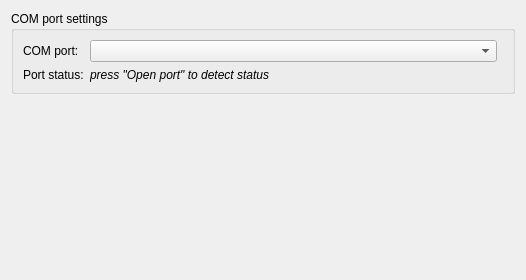
First picture: the form in gsmmanager/views/SettingsView.ui, repository a-ilin/wwaneric, before the edit.
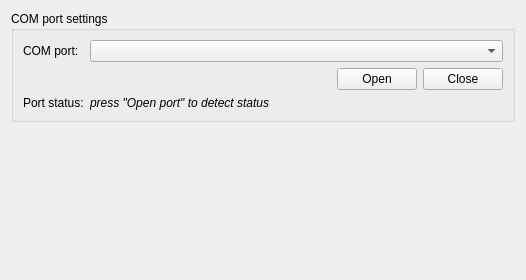
Second picture: the form after the edit.

```diff
--- a/gsmmanager/views/SettingsView.ui
+++ b/gsmmanager/views/SettingsView.ui
@@ -20,26 +20,35 @@
       <string>COM port settings</string>
      </property>
      <layout class="QGridLayout" name="gridLayout">
-      <item row="1" column="0">
+      <item row="0" column="0">
+       <widget class="QLabel" name="labelComPort">
+        <property name="text">
+         <string>COM port:</string>
+        </property>
+       </widget>
+      </item>
+      <item row="2" column="0">
        <widget class="QLabel" name="labelComPortStatusCaption">
         <property name="text">
          <string>Port status:</string>
         </property>
        </widget>
       </item>
-      <item row="1" column="1" colspan="2">
-       <widget class="QLabel" name="labelComPortStatus">
-        <property name="font">
-         <font>
-          <italic>true</italic>
-         </font>
+      <item row="1" column="2">
+       <widget class="QPushButton" name="openButton">
+        <property name="text">
+         <string>Open</string>
         </property>
+       </widget>
+      </item>
+      <item row="1" column="3">
+       <widget class="QPushButton" name="closeButton">
         <property name="text">
-         <string>press &quot;Open port&quot; to detect status</string>
+         <string>Close</string>
         </property>
        </widget>
       </item>
-      <item row="0" column="1">
+      <item row="0" column="1" colspan="3">
        <widget class="QComboBox" name="cbComPort">
         <property name="sizePolicy">
          <sizepolicy hsizetype="Expanding" vsizetype="Fixed">
@@ -52,13 +61,31 @@
         </property>
        </widget>
       </item>
-      <item row="0" column="0">
-       <widget class="QLabel" name="labelComPort">
+      <item row="2" column="1" colspan="3">
+       <widget class="QLabel" name="labelComPortStatus">
+        <property name="font">
+         <font>
+          <italic>true</italic>
+         </font>
+        </property>
         <property name="text">
-         <string>COM port:</string>
+         <string>press &quot;Open port&quot; to detect status</string>
         </property>
        </widget>
       </item>
+      <item row="1" column="1">
+       <spacer name="horizontalSpacer">
+        <property name="orientation">
+         <enum>Qt::Horizontal</enum>
+        </property>
+        <property name="sizeHint" stdset="0">
+         <size>
+          <width>40</width>
+          <height>20</height>
+         </size>
+        </property>
+       </spacer>
+      </item>
      </layout>
     </widget>
    </item>
```
